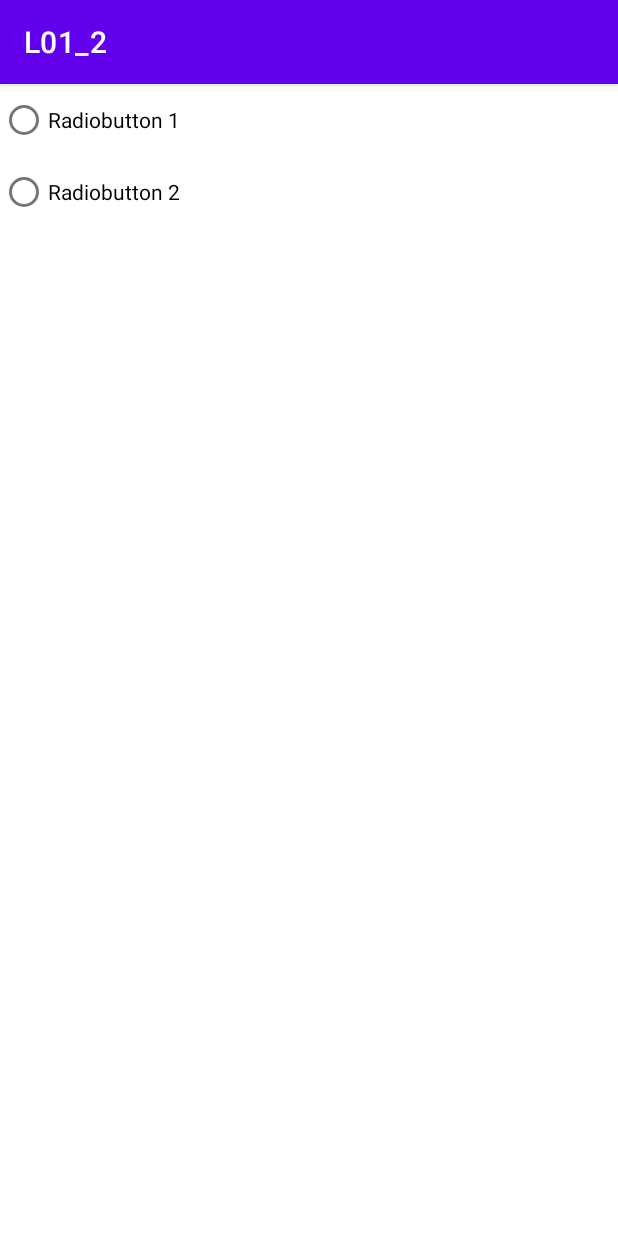
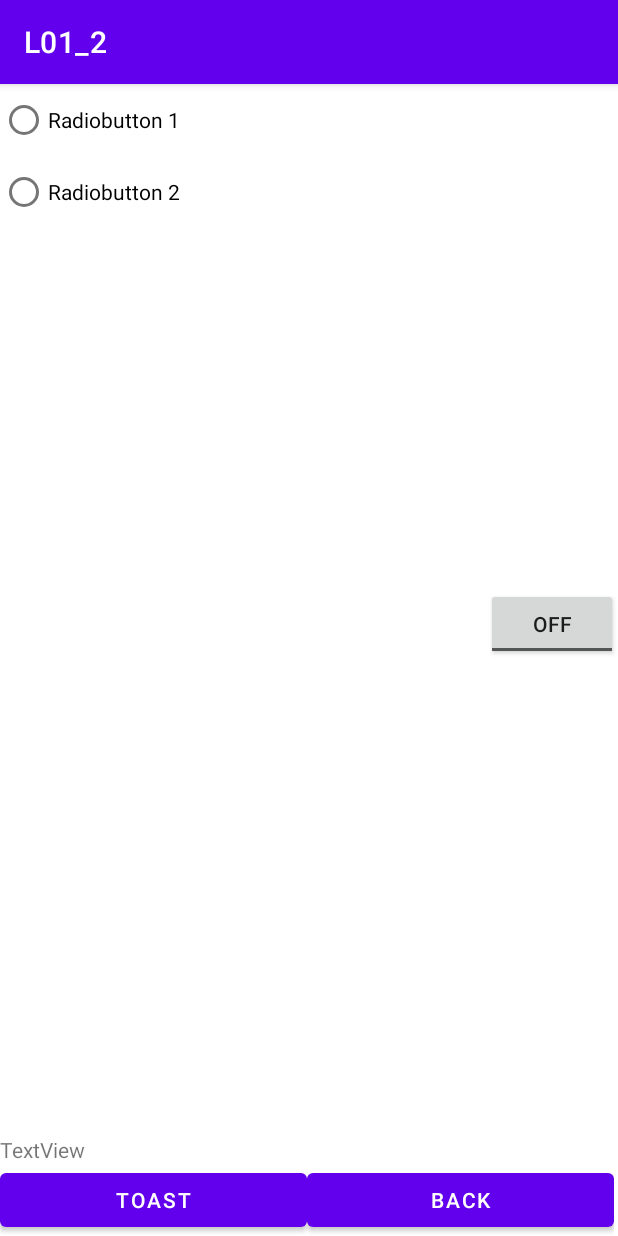
Before and after one commit to 254534/L01_2, an Android app: the Activity2 screen opened directly, with no data from a screen before it, on a phone screen of 412 x 824 dp. Run offline under Robolectric (Android 15) with nearby library versions, the phone set to English and light mode, and no system bars.

Commit message:
z cz3 dodane buttony i togglebutton

```diff
--- a/app/src/main/res/layout/activity_2.xml
+++ b/app/src/main/res/layout/activity_2.xml
@@ -8,20 +8,60 @@
     tools:context=".Activity2">
 
     <RadioGroup
+        android:id="@+id/radioGroup"
         android:layout_width="wrap_content"
-      android:layout_height="wrap_content">
+        android:layout_height="wrap_content"
+        app:layout_constraintTop_toTopOf="parent">
+
         <RadioButton
             android:id="@+id/radioButton1_2"
             android:layout_width="wrap_content"
             android:layout_height="wrap_content"
-              android:text="@string/act2_radiobutton1"
-              />
+            android:text="@string/act2_radiobutton1" />
 
         <RadioButton
             android:id="@+id/radioButton2_2"
             android:layout_width="wrap_content"
             android:layout_height="wrap_content"
-              android:text="@string/act2_radiobutton2"
-              />
+            android:text="@string/act2_radiobutton2" />
     </RadioGroup>
+
+    <ToggleButton
+        android:id="@+id/toggleButton1_2"
+        android:layout_width="wrap_content"
+        android:layout_height="wrap_content"
+        android:text="@string/act2_togglebutton1"
+        app:layout_constraintBottom_toTopOf="@+id/tableRow"
+        app:layout_constraintEnd_toEndOf="parent"
+        app:layout_constraintTop_toTopOf="parent" />
+
+      <TextView
+        android:id="@+id/textView1_2"
+        android:layout_width="wrap_content"
+        android:layout_height="wrap_content"
+        android:text="TextView"
+        app:layout_constraintBottom_toTopOf="@+id/tableRow"
+        tools:layout_editor_absoluteX="83dp" />
+
+    <TableRow
+        android:id="@+id/tableRow"
+        android:layout_width="409dp"
+        android:layout_height="wrap_content"
+        app:layout_constraintBottom_toBottomOf="parent"
+        tools:layout_editor_absoluteX="1dp">
+
+        <Button
+            android:id="@+id/button1_2"
+            android:layout_width="0dp"
+            android:layout_height="wrap_content"
+            android:layout_weight="1"
+            android:text="@string/act2_button1" />
+
+        <Button
+            android:id="@+id/button2_2"
+            android:layout_width="0dp"
+            android:layout_height="wrap_content"
+            android:layout_weight="1"
+            android:text="@string/act2_button2" />
+    </TableRow>
 </androidx.constraintlayout.widget.ConstraintLayout>
--- a/app/src/main/res/values/strings.xml
+++ b/app/src/main/res/values/strings.xml
@@ -3,8 +3,11 @@
     <string name="actM_button1">1</string>
     <string name="actM_button2">2</string>
     <string name="actM_button3">3</string>
+    <string name="act2_button1">Toast</string>
+    <string name="act2_button2">Back</string>
     <string name="act2_radiobutton1">Radiobutton 1</string>
     <string name="act2_radiobutton2">Radiobutton 2</string>
+    <string name="act2_togglebutton1">Togglebutton</string>
     <string name="actM_text1">wyśrodkowany krótki opis</string>
     <string name="actM_text2">Kamila Sproska</string>
 </resources>
```
Lines whose indentation alone changed are shown as unchanged.
